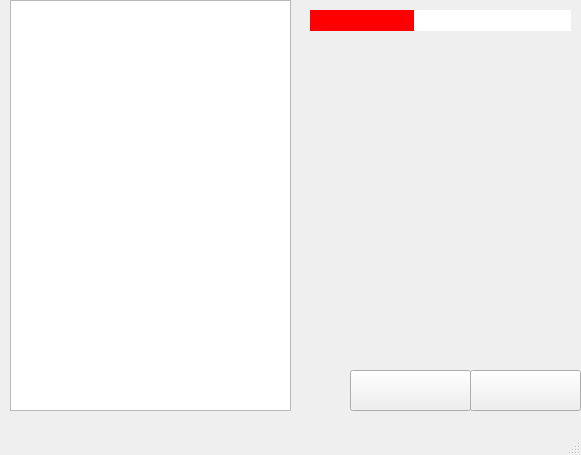
Above: Gui/game1.ui from Xuyanche/Thunder before the change. Below: the same form after it.
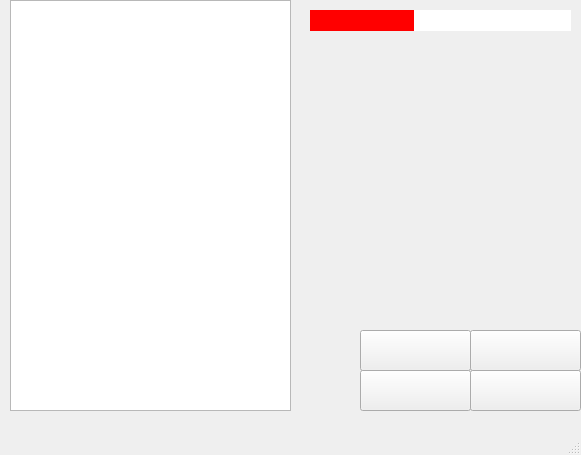
That is the form after the change.

Patch:
```diff
--- a/Gui/game1.ui
+++ b/Gui/game1.ui
@@ -65,9 +65,35 @@
    <widget class="QPushButton" name="nextbutton">
     <property name="geometry">
      <rect>
-      <x>350</x>
+      <x>360</x>
       <y>370</y>
-      <width>121</width>
+      <width>111</width>
+      <height>41</height>
+     </rect>
+    </property>
+    <property name="text">
+     <string/>
+    </property>
+   </widget>
+   <widget class="QPushButton" name="gobutton">
+    <property name="geometry">
+     <rect>
+      <x>470</x>
+      <y>330</y>
+      <width>111</width>
+      <height>41</height>
+     </rect>
+    </property>
+    <property name="text">
+     <string/>
+    </property>
+   </widget>
+   <widget class="QPushButton" name="stopbutton">
+    <property name="geometry">
+     <rect>
+      <x>360</x>
+      <y>330</y>
+      <width>111</width>
       <height>41</height>
      </rect>
     </property>
```
